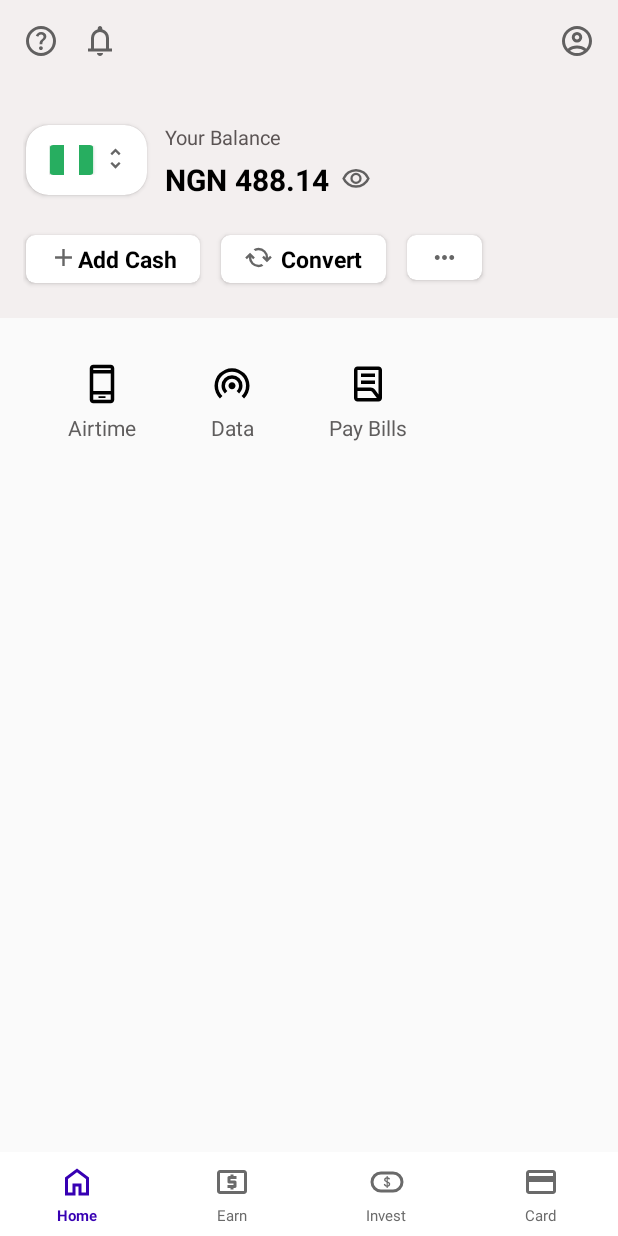
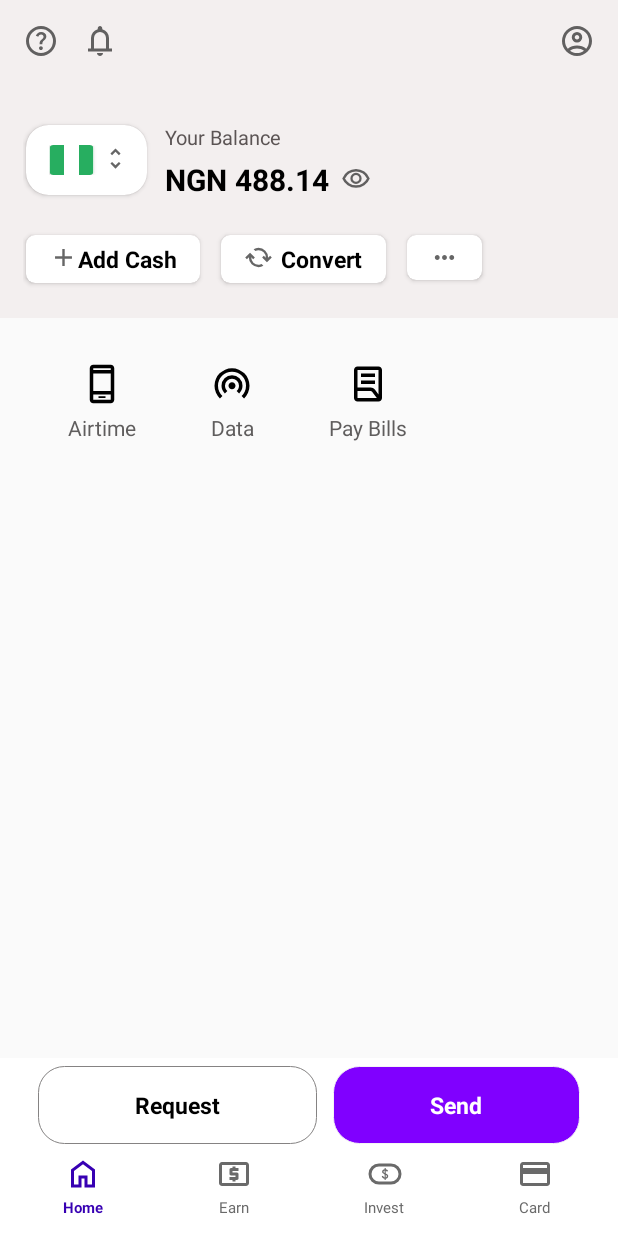
Before and after one commit to adeleyeayodeji/chipper-cash-android-clone, an Android app: the layout activity_main.xml on its own in the app's theme, with its tools: preview values and no code run, on a phone screen of 412 x 824 dp. Run offline under Robolectric (Android 15) with nearby library versions, the phone set to English and light mode, and no system bars.

Commit message:
Added Bottom View

```diff
--- /dev/null
+++ b/app/src/main/res/drawable/custom_border.xml
@@ -0,0 +1,8 @@
+<?xml version="1.0" encoding="utf-8"?>
+<shape xmlns:android="http://schemas.android.com/apk/res/android">
+    <solid android:color="@android:color/transparent" />
+    <stroke
+        android:width="0.5dp"
+        android:color="#858383" />
+    <corners android:radius="17dp" />
+</shape>
--- /dev/null
+++ b/app/src/main/res/drawable/custom_border_darkpurple.xml
@@ -0,0 +1,8 @@
+<?xml version="1.0" encoding="utf-8"?>
+<shape xmlns:android="http://schemas.android.com/apk/res/android">
+    <solid android:color="#8000FF" />
+    <stroke
+        android:width="0.5dp"
+        android:color="#F4F4F4" />
+    <corners android:radius="17dp" />
+</shape>
--- a/app/src/main/res/layout/activity_main.xml
+++ b/app/src/main/res/layout/activity_main.xml
@@ -19,35 +19,89 @@
     </com.google.android.material.appbar.AppBarLayout>
 
     <FrameLayout
+        android:id="@+id/home_frame_layout_main"
         android:layout_width="match_parent"
         android:layout_height="match_parent"
-        android:layout_above="@id/bottom_navigation"
         app:behavior_overlapTop="0dp"
         app:layout_anchor="@id/home_app_bar_layout"
         app:layout_anchorGravity="bottom"
         app:layout_behavior="@string/appbar_scrolling_view_behavior"
         app:layout_collapseMode="parallax"
-        app:layout_collapseParallaxMultiplier="0.7">
+        app:layout_collapseParallaxMultiplier="0.7"
+        >
 
         <include layout="@layout/content_main" />
 
     </FrameLayout>
 
+    <androidx.appcompat.widget.LinearLayoutCompat
+        android:layout_width="match_parent"
+        android:layout_height="wrap_content"
+        android:background="@color/white"
+        android:orientation="vertical"
+        android:layout_gravity="bottom"
+        android:padding="5dp"
+        >
+
+        <LinearLayout
+            android:layout_width="match_parent"
+            android:layout_height="wrap_content"
+            android:orientation="horizontal"
+            android:gravity="center"
+            android:paddingStart="@dimen/_20dp"
+            android:paddingEnd="@dimen/_20dp"
+            >
+
+            <TextView
+                android:layout_width="wrap_content"
+                android:layout_height="wrap_content"
+                android:text="Request"
+                android:textSize="15sp"
+                android:background="@drawable/custom_border"
+                android:textStyle="bold"
+                android:textColor="#000000"
+                android:paddingTop="15dp"
+                android:paddingBottom="15dp"
+                android:layout_weight="2"
+                android:textAlignment="center"
+                android:layout_marginEnd="5dp"
+                android:radius="17dp" />
+
+            <TextView
+                android:layout_width="wrap_content"
+                android:layout_height="wrap_content"
+                android:text="Send"
+                android:textSize="15sp"
+                android:textAlignment="center"
+                android:background="@drawable/custom_border_darkpurple"
+                android:textStyle="bold"
+                android:textColor="#FFFFFF"
+                android:paddingTop="15dp"
+                android:paddingBottom="15dp"
+                android:layout_marginStart="5dp"
+                android:layout_weight="2"
+                android:radius="17dp" />
+
+        </LinearLayout>
+
         <!--    Bottom Navigation View-->
         <com.google.android.material.bottomnavigation.BottomNavigationView
-        android:id="@+id/bottom_navigation"
+            android:id="@+id/bottom_navigation_view"
             android:layout_width="match_parent"
             android:layout_height="wrap_content"
             android:layout_alignParentBottom="true"
             android:layout_gravity="bottom"
             android:background="@color/white"
+            app:elevation="0dp"
             app:itemBackground="@null"
-        app:elevation="0dp"
             app:itemIconTint="@color/bnv_tab_item_foreground"
             app:itemRippleColor="@null"
+            app:itemTextAppearanceActive="@style/BottomNavigationView.Active"
+            app:itemTextAppearanceInactive="@style/BottomNavigationView"
             app:itemTextColor="@color/bnv_tab_item_foreground"
             app:labelVisibilityMode="labeled"
-        app:itemTextAppearanceActive="@style/BottomNavigationView.Active"
-        app:itemTextAppearanceInactive="@style/BottomNavigationView"
             app:menu="@menu/bottom_navigation_menu" />
+
+    </androidx.appcompat.widget.LinearLayoutCompat>
+
 </androidx.coordinatorlayout.widget.CoordinatorLayout>
```
Lines whose indentation alone changed are shown as unchanged.
